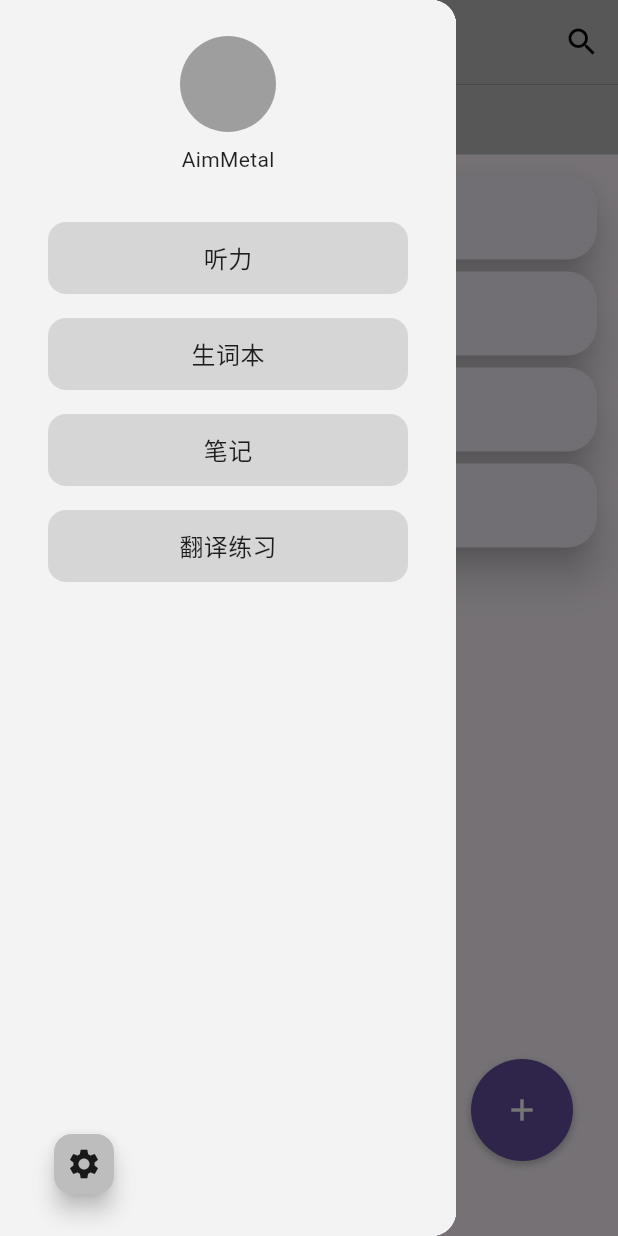
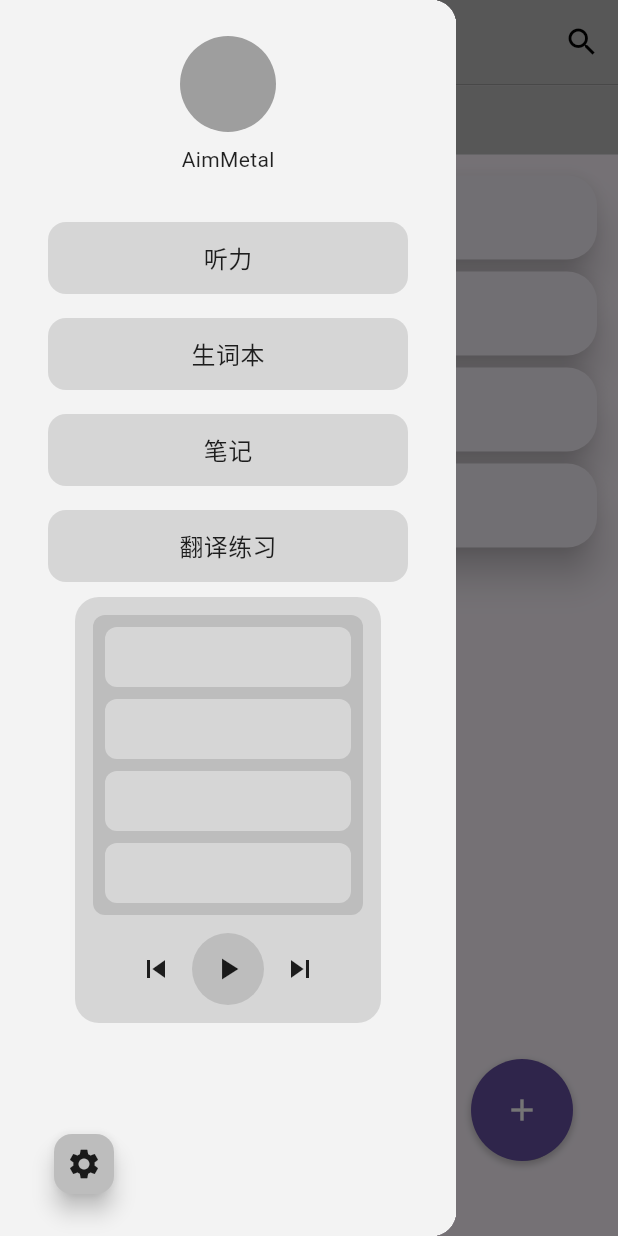
Before and after one commit to AimMetal-jy/AuraLab, a Flutter app: the screen it shows after launch, with the side drawer open, on a phone screen of 412 x 824 dp. Run offline on Flutter 3.47's test engine with Material 3 defaults, Android fonts, the phone set to English and light mode, and no system bars.

Commit message:
新建全局播放器

```diff
--- a/lib/routes/app_routes.dart
+++ b/lib/routes/app_routes.dart
@@ -1,6 +1,6 @@
 import 'package:flutter/material.dart';
 import 'package:auralab/screens/listening/listening.dart';
-import 'package:auralab/screens/menu/menu.dart';
+// import 'package:auralab/screens/menu/menu.dart';
 import 'package:auralab/screens/notes/notes.dart';
 import 'package:auralab/screens/settings/settings.dart';
 import 'package:auralab/screens/translate/translate.dart';
--- a/lib/screens/menu/menu.dart
+++ b/lib/screens/menu/menu.dart
@@ -66,6 +66,74 @@ class DrawerMenu extends StatelessWidget {
             },
           ),
           const Expanded(child: SizedBox()),
+
+          // 播放器区域
+          Container(
+            margin: const EdgeInsets.only(left: 50,right: 50,bottom: 70),
+            padding: const EdgeInsets.all(12),
+            decoration: BoxDecoration(
+              color: Colors.grey[350],
+              borderRadius: BorderRadius.circular(16),
+            ),
+            child: Column(
+              mainAxisSize: MainAxisSize.min,
+              children: [
+                // 播放列表区域
+                Container(
+                  height: 200,
+                  decoration: BoxDecoration(
+                    color: Colors.grey[400],
+                    borderRadius: BorderRadius.circular(8),
+                  ),
+                  child: ListView.builder(
+                    itemCount: 4,
+                    padding: const EdgeInsets.all(8),
+                    itemBuilder: (context, index) {
+                      return Container(
+                        height: 40,
+                        margin: const EdgeInsets.only(bottom: 8),
+                        decoration: BoxDecoration(
+                          color: Colors.grey[350],
+                          borderRadius: BorderRadius.circular(8),
+                        ),
+                      );
+                    },
+                  ),
+                ),
+
+                const SizedBox(height: 12),
+
+                // 播放控制按钮
+                Row(
+                  mainAxisAlignment: MainAxisAlignment.center,
+                  children: [
+                    IconButton(
+                      icon: const Icon(Icons.skip_previous),
+                      onPressed: () {},
+                      color: Colors.black87,
+                    ),
+                    Container(
+                      decoration: BoxDecoration(
+                        color: Colors.grey[400],
+                        shape: BoxShape.circle,
+                      ),
+                      child: IconButton(
+                        icon: const Icon(Icons.play_arrow),
+                        onPressed: () {},
+                        color: Colors.black87,
+                      ),
+                    ),
+                    IconButton(
+                      icon: const Icon(Icons.skip_next),
+                      onPressed: () {},
+                      color: Colors.black87,
+                    ),
+                  ],
+                ),
+              ],
+            ),
+          ),
+
           // 设置按钮
           Padding(
             padding: const EdgeInsets.only(left: 32, bottom: 24),
```
